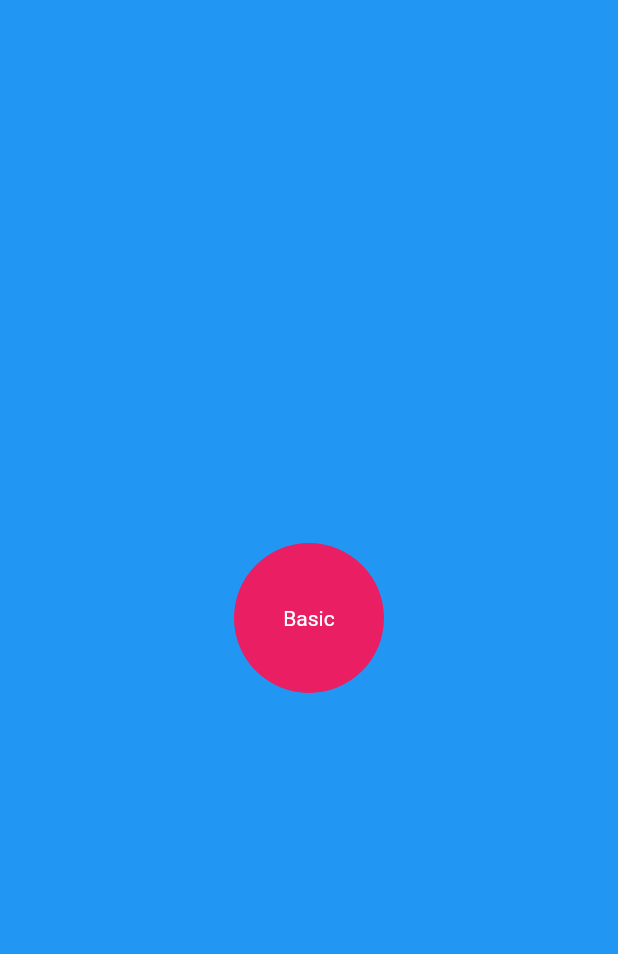
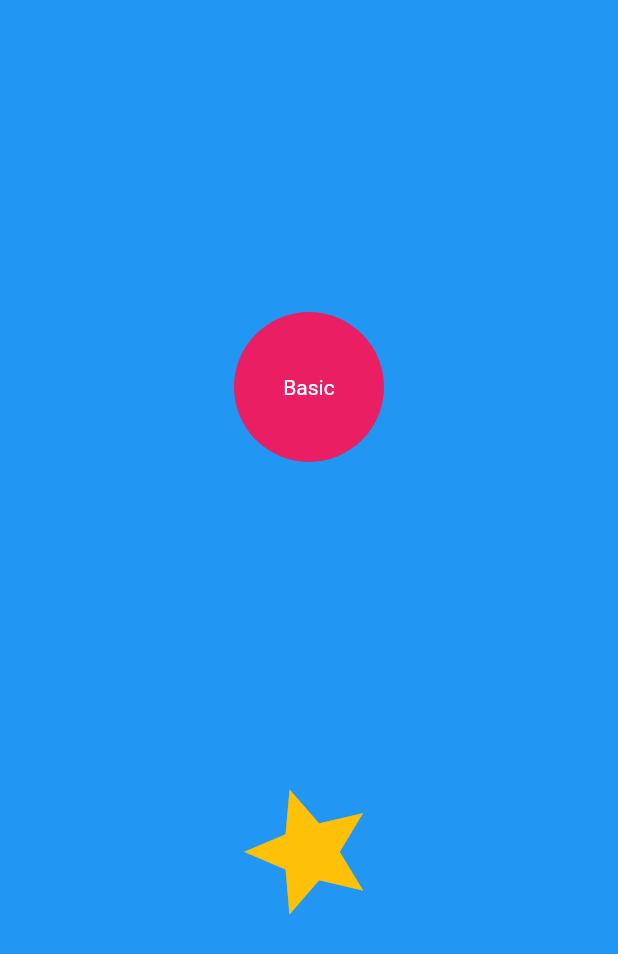
Before and after one commit to BarkaBoss/Flutter-Animation, a Flutter app: the screen it shows after launch, on a phone screen of 412 x 824 dp. Shown: the top 954 px of the screen. Run offline on Flutter 3.47's test engine with Material 2 defaults, Android fonts, the phone set to English and light mode, and no system bars.

Commit message:
Added Animation using AnimationController

```diff
--- a/lib/pages/home_page.dart
+++ b/lib/pages/home_page.dart
@@ -1,3 +1,5 @@
+import 'dart:math';
+
 import 'package:flutter/material.dart';
 
 class HomePage extends StatefulWidget {
@@ -5,9 +7,19 @@ class HomePage extends StatefulWidget {
   State<StatefulWidget> createState() => _HomeState();
 }
 
-class _HomeState extends State<HomePage> {
+class _HomeState extends State<HomePage> with SingleTickerProviderStateMixin {
   double _buttonRadius = 100;
   final Tween<double> _backgroundScale = Tween<double>(begin: 0.0, end: 1.0);
+  AnimationController? _starAnimationController;
+
+  @override
+  void initState() {
+    super.initState();
+    _starAnimationController =
+        AnimationController(vsync: this, duration: const Duration(seconds: 4));
+
+    _starAnimationController!.repeat();
+  }
 
   @override
   Widget build(BuildContext context) {
@@ -17,18 +29,39 @@ class _HomeState extends State<HomePage> {
           clipBehavior: Clip.none,
           children: [
             _pageBackground(),
-            _circularAnimationButton(),
+            Column(
+              mainAxisAlignment: MainAxisAlignment.spaceEvenly,
+              mainAxisSize: MainAxisSize.max,
+              crossAxisAlignment: CrossAxisAlignment.center,
+              children: [_circularAnimationButton(), _starIconAnimation()],
+            )
           ],
         ),
       ),
     );
   }
 
+  Widget _starIconAnimation() {
+    return AnimatedBuilder(
+        animation: _starAnimationController!.view,
+        builder: (buildContext, child) {
+          return Transform.rotate(
+            angle: _starAnimationController!.value * 2 * pi,
+            child: child,
+          );
+        },
+        child: const Icon(
+          Icons.star,
+          size: 100,
+          color: Colors.amber,
+        ));
+  }
+
   Widget _pageBackground() {
     return TweenAnimationBuilder(
         tween: _backgroundScale,
         curve: Curves.easeInOutCubicEmphasized,
-        duration: const Duration(seconds: 2),
+        duration: const Duration(seconds: 1),
         builder: (context, double scale, child) {
           return Transform.scale(scale: scale, child: child);
         },
```
